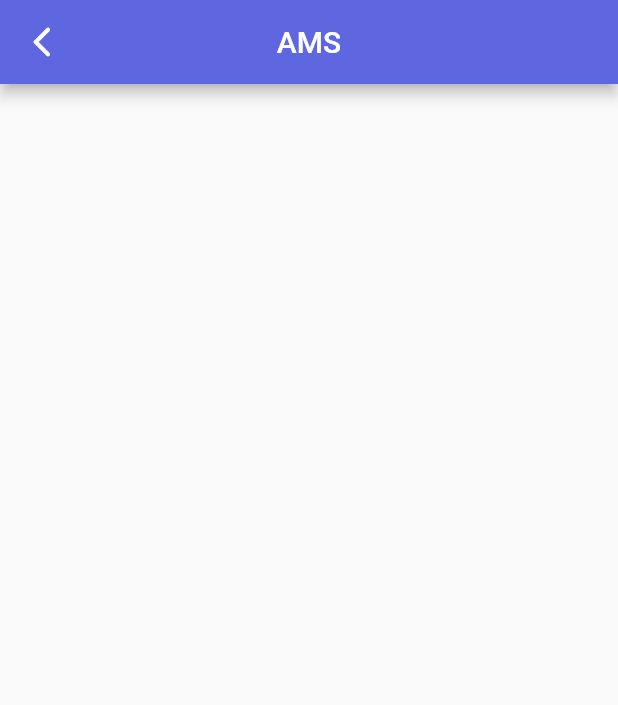
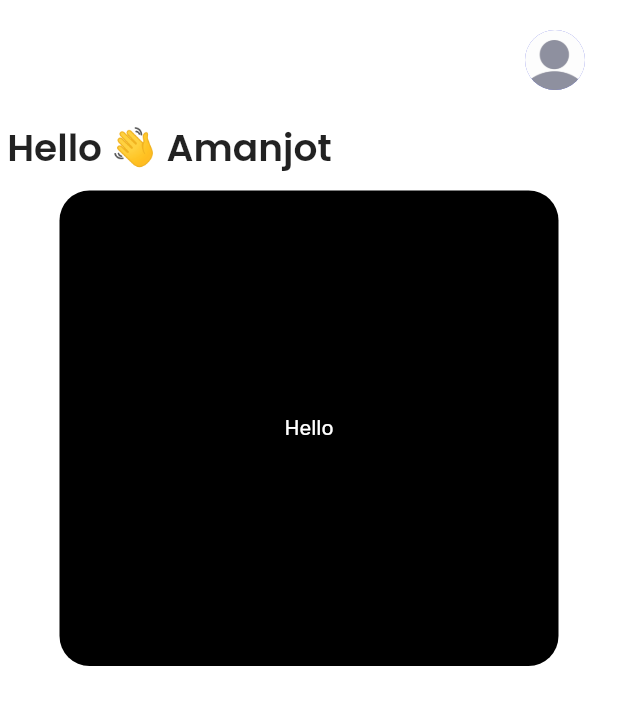
Before and after one commit to Anasdevs/Attendance-Management-System-2.0, a Flutter app: the homeScreen screen opened directly, on a phone screen of 412 x 824 dp. Shown: the top 705 px of the screen. Run offline on Flutter 3.47's test engine with Material 2 defaults, Android fonts, the phone set to English and light mode, and no system bars; our stand-ins replace flutter_screenutil, google_fonts, smooth_page_indicator.

Commit message:
Update: Updates to Home Screen

```diff
--- a/app_code/attendance_management_system/lib/Screens/homeScreen.dart
+++ b/app_code/attendance_management_system/lib/Screens/homeScreen.dart
@@ -1,5 +1,5 @@
-import 'package:attendance_management_system/Screens/signupScreen.dart';
 import 'package:flutter/material.dart';
+import 'package:google_fonts/google_fonts.dart';
 
 class homeScreen extends StatefulWidget {
   const homeScreen({super.key});
@@ -12,28 +12,48 @@ class _homeScreenState extends State<homeScreen> {
   @override
   Widget build(BuildContext context) {
     return Scaffold(
+      backgroundColor: Colors.white,
       body: SafeArea(
-        child: Column(
-          children: [
-            AppBar(
-              title: const Text("AMS"),
-              centerTitle: true,
-              leading: GestureDetector(
-                onTap: () {
-                  Navigator.push(
-                    context,
-                    MaterialPageRoute(
-                      builder: (context) => const signupScreen(),
+        child: SingleChildScrollView(
+          child: Column(
+            children: [
+              const Row(
+                children: [
+                  Padding(
+                    padding: const EdgeInsets.only(left: 350, top: 20),
+                    child: CircleAvatar(
+                      foregroundImage: AssetImage('assets/images/profile.jpg'),
+                      backgroundColor: Color(0xff5e66e0),
                     ),
-                  );
-                },
-                child: const Icon(
-                  Icons.arrow_back_ios_new_rounded,
+                  ),
+                ],
+              ),
+              const SizedBox(
+                height: 10,
+              ),
+              Padding(
+                padding: const EdgeInsets.only(top: 10, right: 180),
+                child: Text(
+                  "Hello 👋 Amanjot ",
+                  style: TextStyle(fontFamily: 'PoppinsSemi', fontSize: 25),
                 ),
               ),
-              backgroundColor: const Color(0xFF5e66e0),
-            ),
-          ],
+              const SizedBox(
+                height: 10,
+              ),
+              Container(
+                decoration: BoxDecoration(
+                    color: Colors.black,
+                    borderRadius: BorderRadius.circular(20)),
+                padding: EdgeInsets.only(
+                    left: 150, right: 150, top: 150, bottom: 150),
+                child: Text(
+                  "Hello",
+                  style: GoogleFonts.rubik(color: Colors.white),
+                ),
+              )
+            ],
+          ),
         ),
       ),
     );
--- a/app_code/attendance_management_system/lib/Screens/signupScreen.dart
+++ b/app_code/attendance_management_system/lib/Screens/signupScreen.dart
@@ -19,7 +19,7 @@ class _signupScreenState extends State<signupScreen> {
           child: Column(
             children: [
               Padding(
-                padding: const EdgeInsets.only(left: 40, right: 40),
+                padding: const EdgeInsets.only(left: 40, right: 40, top: 10),
                 child: Image.asset(
                   'assets/images/signup.png',
                   // scale: ,
--- a/app_code/attendance_management_system/lib/utils/routes.dart
+++ b/app_code/attendance_management_system/lib/utils/routes.dart
@@ -3,4 +3,6 @@ class Routes {
   static String login = '/login';
   static String signup = '/signup';
   static String home = '/home';
+  static String demo = '/demo';
+  static String list = '/list';
 }
```
Also changed, not shown: app_code/attendance_management_system/lib/Screens/demoHomeScreen.dart (added, +110 -0 lines), app_code/attendance_management_system/lib/main.dart (+7 -6 lines), app_code/attendance_management_system/assets/images/profile.jpg (added).
